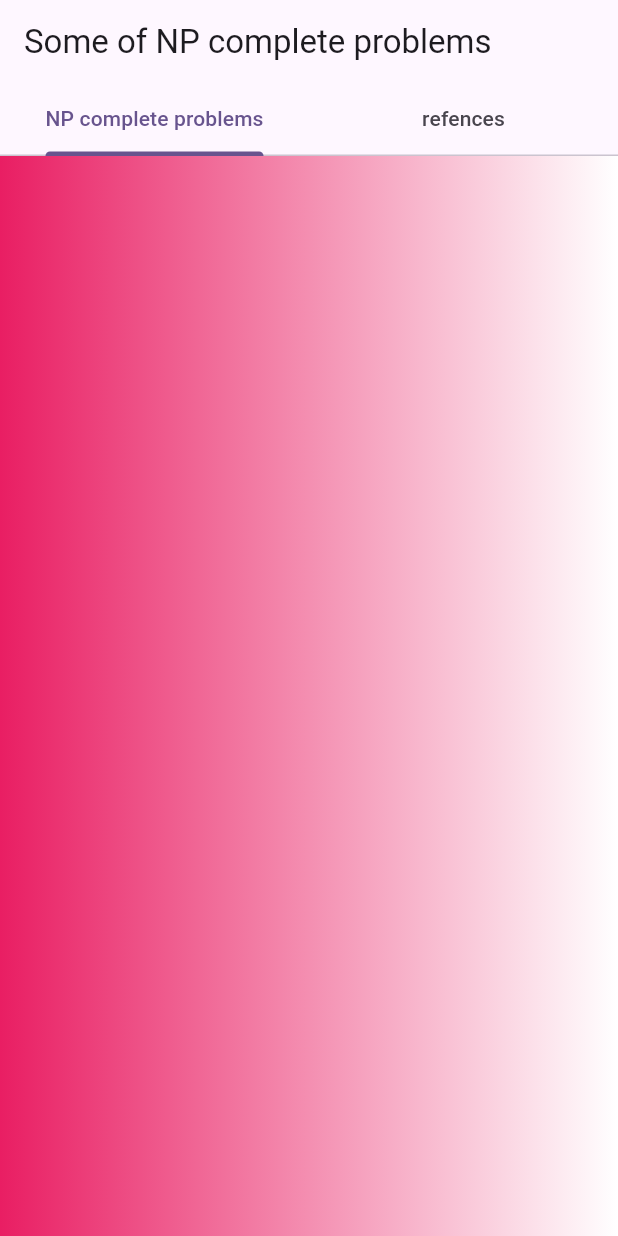
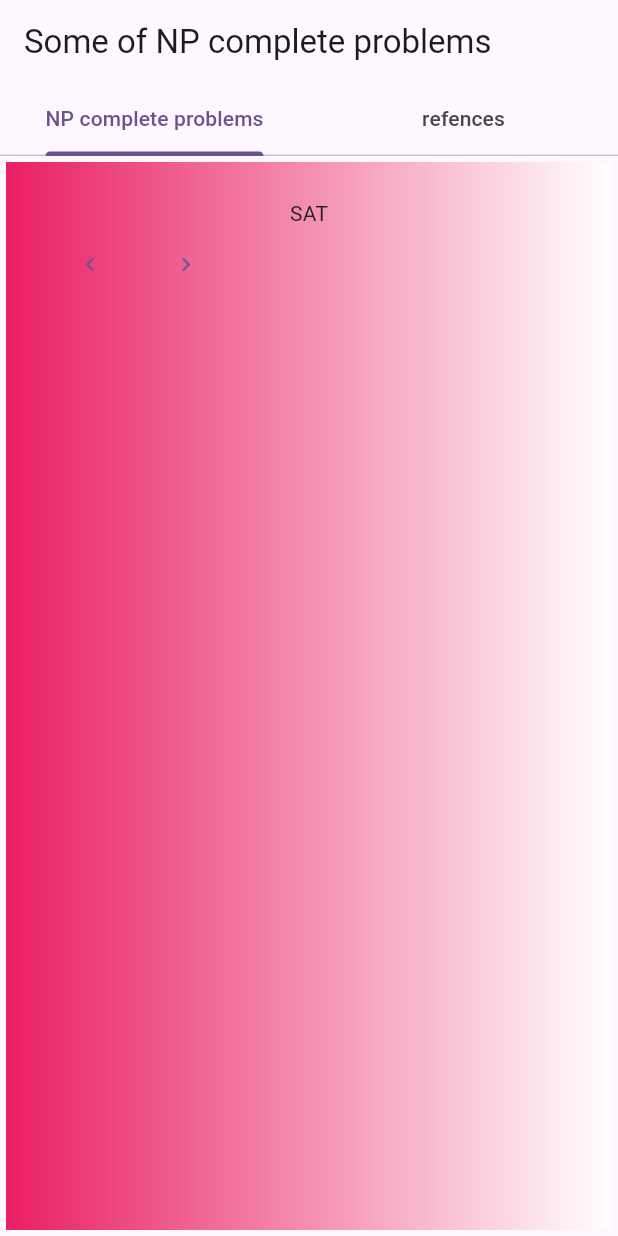
Before and after one commit to UniteacherDrRaed/listOfNPcompleteProblems, a Flutter app: the screen it shows after launch, on a phone screen of 412 x 824 dp. Run offline on Flutter 3.47's test engine with Material 2 defaults, Android fonts, the phone set to English and light mode, and no system bars.

Commit message:
add  two buttons

```diff
--- a/lib/hauptseiteforapp.dart
+++ b/lib/hauptseiteforapp.dart
@@ -8,6 +8,42 @@ class HauptSeite extends StatefulWidget {
 }
 
 class _HauptSeiteState extends State<HauptSeite> {
+  final List _listOfNPcompleteProblems=[
+  "SAT",
+  "maximum clique",
+  "minimum vertex cover",
+  "Hamiltonian cycle problem",
+  "longest path problem",
+  "Hamiltonian path problem",
+  "3SAT",
+  "Subset Sum",
+  "partition problem",
+  "longest cycle problem",
+  "Traveling Salesman problem",
+];
+// ignore: prefer_final_fields
+void nextProblem()
+{
+  setState(() {
+    if (_indexPrpblem<_listOfNPcompleteProblems.length-1)
+    {
+         _indexPrpblem++;
+    }
+
+  });
+}
+
+void previousProblem()
+{
+  setState(() {
+    if (_indexPrpblem>1)
+    {
+         _indexPrpblem--;
+    }
+
+  });
+}
+int _indexPrpblem=0;
   @override
   Widget build(BuildContext context) {
     return DefaultTabController(
@@ -30,6 +66,8 @@ class _HauptSeiteState extends State<HauptSeite> {
           body: TabBarView(
             children: [
               Container(
+                padding: EdgeInsets.all(24),
+                margin: EdgeInsets.all(4),
                 height: 400,
                 decoration: const BoxDecoration(
                   gradient: LinearGradient(
@@ -39,6 +77,29 @@ class _HauptSeiteState extends State<HauptSeite> {
                       Colors.white
                     ])
                 ),
+
+                child: Column(
+              children: [
+                Text(_listOfNPcompleteProblems[_indexPrpblem])
+              ,
+              Center(
+                child: Row(
+                  children: [
+                    TextButton(onPressed: (){
+                  previousProblem();
+                }, child: Icon(Icons.navigate_before)
+                    ),
+
+                TextButton(
+                  onPressed: (){
+                       nextProblem();
+                }, child: Icon(Icons.navigate_next)
+                )
+                  ],
+                ),
+              )
+              ],
+             ),
               ),
               Container(
                   decoration: const BoxDecoration(
```
